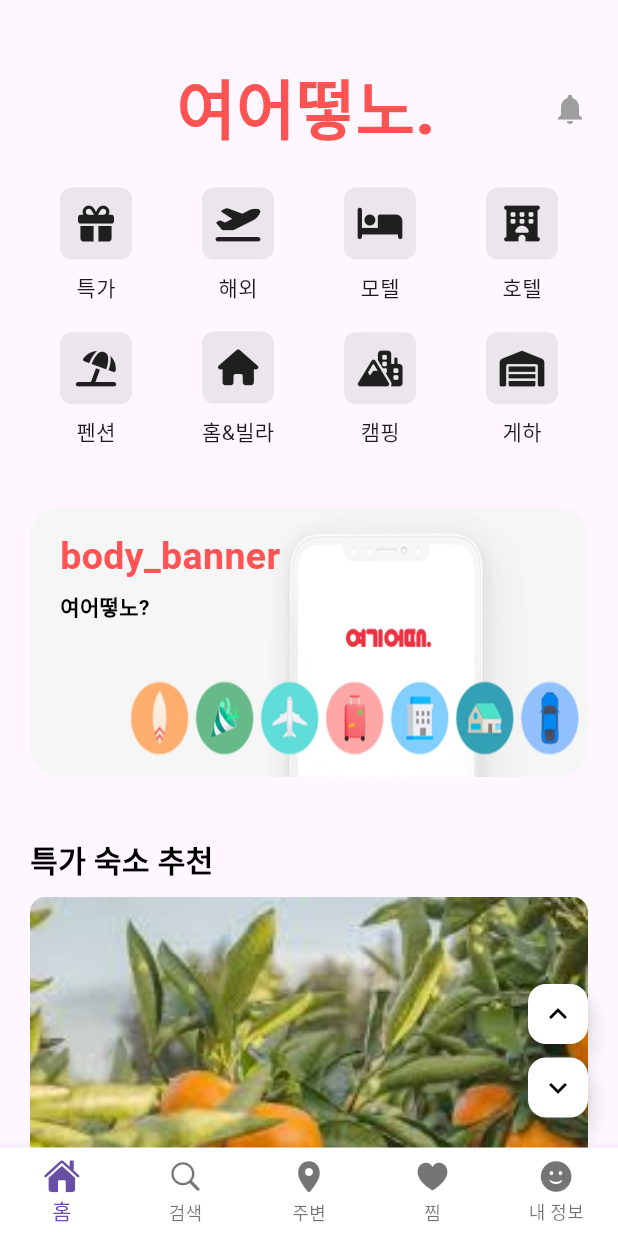
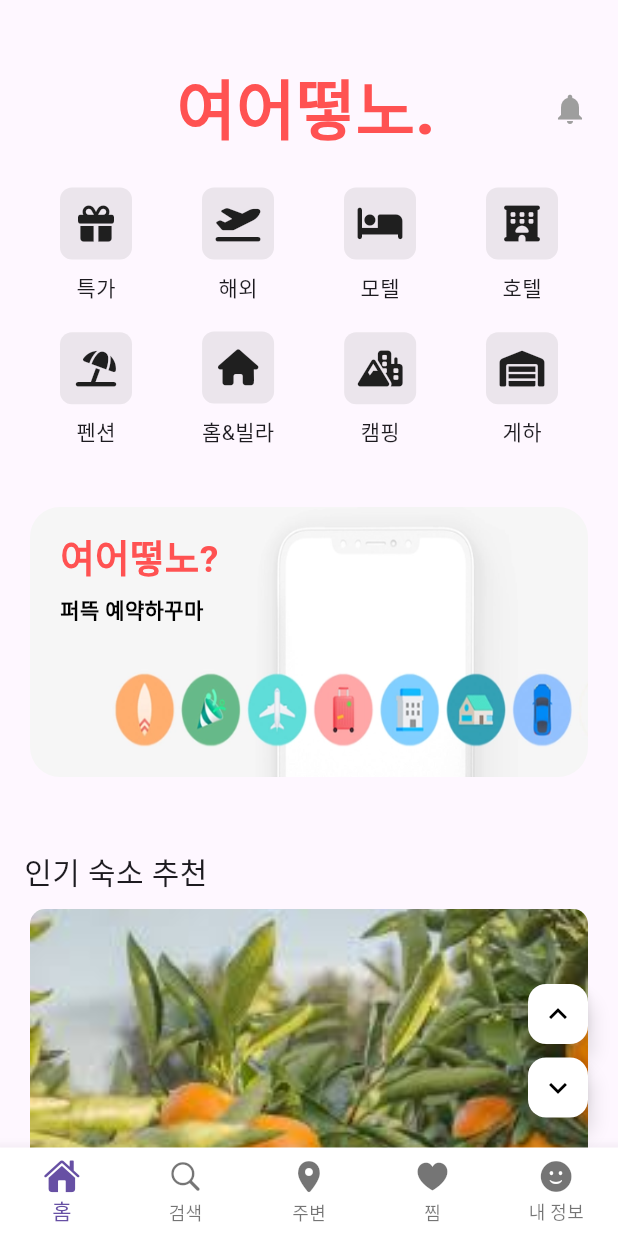
Before and after one commit to vosw1/yeogi_app, a Flutter app: the screen it shows after launch, on a phone screen of 412 x 824 dp. Run offline on Flutter 3.47's test engine with Material 3 defaults, Android fonts, the light colour scheme and no system bars; our stand-ins replace font_awesome_flutter; missing offline and left inert: flutter_naver_map; Roboto replaces fonts that are missing (Jalnan2TTF, Jua-Regular.ttf).

Commit message:
숙소 상세보기, 예약하기, 배너 페이지만 연결

```diff
--- /dev/null
+++ b/lib/book_page/book_page.dart
@@ -0,0 +1,14 @@
+import 'package:flutter/material.dart';
+
+class BookPage extends StatelessWidget {
+  const BookPage({super.key});
+
+  @override
+  Widget build(BuildContext context) {
+    return Scaffold(
+      appBar: AppBar( // 상단 앱바(페이지 제목)
+          title: Text('예약하기')
+      ),
+    );
+  }
+}
--- /dev/null
+++ b/lib/components/data/banner_data.dart
@@ -0,0 +1,12 @@
+// 배너 데이터
+class BannerData {
+  final String imageTitle; // 이미지 제목
+  final String bannerTitle; // 배너 제목
+  final String bannerText;
+
+  BannerData({
+    required this.imageTitle,
+      required this.bannerTitle,
+      required this.bannerText
+  }); // 배너 내용
+}
--- a/lib/components/data/home_item_data.dart
+++ b/lib/components/data/home_item_data.dart
@@ -1,18 +1,41 @@
 // 국내 해외 상품 기본 틀
 class ItemData {
-  final String stayImgTitle;// 숙소 이미지
+  final String stayImgTitle; // 숙소 이미지 제목
+  final String stayName; // 숙소 이름
+  final String stayInfo; // 숙소 특이사항
+  final String roomName; // 방 이름
+  final String roomInfo; // 방 정보
+  final String amenities; // 방 편의시설
+  final String location; // 위치
+  final String checkInDate; // 체크인 날짜
+  final String checkOutDate; // 체크아웃 날짜
+  final String personCount; // 사람수
+  final String price; // 가격
+  final String cancellationAndRefundPolicy; // 취소 및 환불 정책
+  final String notice; // 여어떻노 공지
   final String userImgTitle;// 유저 프로필 이미지
   final double starCount; // 별점
   final String comment; // 리뷰 내용
   final String userName; // 리뷰 작성한 유저네임
-  final String location; // 위치
+
 
   ItemData({
     required this.stayImgTitle,
+    required this.stayName,
+    required this.stayInfo,
+    required this.roomName,
+    required this.roomInfo,
+    required this.amenities,
+    required this.location,
+    required this.checkInDate,
+    required this.checkOutDate,
+    required this.personCount,
+    required this.price,
+    required this.cancellationAndRefundPolicy,
+    required this.notice,
     required this.userImgTitle,
     required this.starCount,
     required this.comment,
     required this.userName,
-    required this.location,
   });
 }
--- a/lib/components/data/set_banner_data.dart
+++ /dev/null
@@ -1,12 +0,0 @@
-// 배너 데이터
-class BannerData {
-  final String imageTitle; // 이미지 제목
-  final String bannerTitle; // 배너 제목
-  final String bannerText; // 배너 내용
-
-  BannerData(
-    this.imageTitle,
-    this.bannerTitle,
-    this.bannerText,
-  );
-}
--- /dev/null
+++ b/lib/home_page/body/home_banner_page.dart
@@ -0,0 +1,17 @@
+import 'package:flutter/material.dart';
+import '../../components/data/banner_data.dart';
+
+class HomeBannerPage extends StatelessWidget {
+  final BannerData bannerData;
+
+  const HomeBannerPage({Key? key, required this.bannerData}) : super(key: key);
+
+  @override
+  Widget build(BuildContext context) {
+    return Scaffold(
+      appBar: AppBar( // 상단 앱바(페이지 제목)
+          title: Text('배너 페이지')
+      ),
+    );
+  }
+}
--- a/lib/home_page/body/home_body.dart
+++ b/lib/home_page/body/home_body.dart
@@ -1,16 +1,14 @@
 import 'package:flutter/material.dart';
-import 'package:yogi_project/home_page/body/home_abroard_item.dart';
-import 'package:yogi_project/components/data/set_banner_data.dart';
-import '../../../size.dart';
-import '../../../style.dart';
-import '../../components/data/home_item_data.dart';
+import 'package:yogi_project/components/data/home_item_data.dart';
+import '../../components/data/banner_data.dart';
+import '../../size.dart';
+import '../../stayListPage/stay_detail_page.dart';
+import 'home_banner_page.dart';
 import 'home_body_banner.dart';
 import 'home_item.dart';
-import 'home_popular_item.dart';
 
-// 홈페이지 바디 부분 - 특가숙소, 인기숙소, 해외숙소
 class HomeBody extends StatelessWidget {
-  const HomeBody({Key? key});
+  const HomeBody({Key? key}) : super(key: key);
 
   @override
   Widget build(BuildContext context) {
@@ -18,57 +16,131 @@ class HomeBody extends StatelessWidget {
     List<ItemData> saleItemsData = [
       ItemData(
         stayImgTitle: "p1.png",
-        starCount: 5,
+        stayName: "제주의 아침",
+        stayInfo: "ㅇ",
+        roomName: "바다뷰",
+        roomInfo: "ㅇ",
+        amenities: "드라이기, 칫솔, 스타일러",
+        location: "제주도",
+        checkInDate: "2024-04-30",
+        checkOutDate: "2024-05-02",
+        personCount: "2",
+        price: "60,000",
+        cancellationAndRefundPolicy: "일주일 이내 환불 가능 및 당일 취소 불가",
+        notice: "여기요는..",
+        starCount: 4,
         comment: "역시 제주도~ 귤 나무들도 너무 예뻤고 산책로도 있어서 너무 좋았어요!!",
         userImgTitle: "p2.png",
         userName: "낭만여행가",
-        location: "제주도",
       ),
       ItemData(
         stayImgTitle: "p1.png",
-        starCount: 5,
+        stayName: "제주의 아침",
+        stayInfo: "ㅇ",
+        roomName: "바다뷰",
+        roomInfo: "ㅇ",
+        amenities: "드라이기, 칫솔, 스타일러",
+        location: "제주도",
+        checkInDate: "2024-04-30",
+        checkOutDate: "2024-05-02",
+        personCount: "2",
+        price: "60,000",
+        cancellationAndRefundPolicy: "일주일 이내 환불 가능 및 당일 취소 불가",
+        notice: "여기요는..",
+        starCount: 4,
         comment: "역시 제주도~ 귤 나무들도 너무 예뻤고 산책로도 있어서 너무 좋았어요!!",
         userImgTitle: "p2.png",
         userName: "낭만여행가",
-        location: "제주도",
       ),
     ];
     // 인기 숙소 리스트
     List<ItemData> popularItemsData = [
       ItemData(
-        stayImgTitle: "p10.png",
-        starCount: 4.5,
-        comment: "경주ㅜㅠ너무 좋아요 산인데 벌레도 없고 친절하시고 너무 좋네요",
-        userImgTitle: "avarta.png",
-        userName: "메타트립",
-        location: "경주",
+        stayImgTitle: "p1.png",
+        stayName: "제주의 아침",
+        stayInfo: "ㅇ",
+        roomName: "바다뷰",
+        roomInfo: "ㅇ",
+        amenities: "드라이기, 칫솔, 스타일러",
+        location: "제주도",
+        checkInDate: "2024-04-30",
+        checkOutDate: "2024-05-02",
+        personCount: "2",
+        price: "60,000",
+        cancellationAndRefundPolicy: "일주일 이내 환불 가능 및 당일 취소 불가",
+        notice: "여기요는..",
+        starCount: 4,
+        comment: "역시 제주도~ 귤 나무들도 너무 예뻤고 산책로도 있어서 너무 좋았어요!!",
+        userImgTitle: "p2.png",
+        userName: "낭만여행가",
       ),
       ItemData(
-        stayImgTitle: "p10.png",
-        starCount: 5,
-        comment: "경주ㅜㅠ너무 좋아요 산인데 벌레도 없고 친절하시고 너무 좋네요",
-        userImgTitle: "avarta.png",
-        userName: "메타트립",
-        location: "경주",
+        stayImgTitle: "p1.png",
+        stayName: "제주의 아침",
+        stayInfo: "ㅇ",
+        roomName: "바다뷰",
+        roomInfo: "ㅇ",
+        amenities: "드라이기, 칫솔, 스타일러",
+        location: "제주도",
+        checkInDate: "2024-04-30",
+        checkOutDate: "2024-05-02",
+        personCount: "2",
+        price: "60,000",
+        cancellationAndRefundPolicy: "일주일 이내 환불 가능 및 당일 취소 불가",
+        notice: "여기요는..",
+        starCount: 4,
+        comment: "역시 제주도~ 귤 나무들도 너무 예뻤고 산책로도 있어서 너무 좋았어요!!",
+        userImgTitle: "p2.png",
+        userName: "낭만여행가",
       ),
     ];
     // 해외 숙소 리스트
     List<ItemData> homeAbroadItemData = [
       ItemData(
-        stayImgTitle: "LosAngeles.png",
-        starCount: 5,
-        comment: "할리우드 처음가봤는데 진짜 안가봤으면 후회해요! 다들 꼭 가보세요",
-        userImgTitle: "avarta.png",
-        userName: "메타트립",
-        location: "미국 LosAngeles",
+        stayImgTitle: "p1.png",
+        stayName: "제주의 아침",
+        stayInfo: "ㅇ",
+        roomName: "바다뷰",
+        roomInfo: "ㅇ",
+        amenities: "드라이기, 칫솔, 스타일러",
+        location: "제주도",
+        checkInDate: "2024-04-30",
+        checkOutDate: "2024-05-02",
+        personCount: "2",
+        price: "60,000",
+        cancellationAndRefundPolicy: "일주일 이내 환불 가능 및 당일 취소 불가",
+        notice: "여기요는..",
+        starCount: 4,
+        comment: "역시 제주도~ 귤 나무들도 너무 예뻤고 산책로도 있어서 너무 좋았어요!!",
+        userImgTitle: "p2.png",
+        userName: "낭만여행가",
       ),
       ItemData(
-        stayImgTitle: "Guam.png",
-        starCount: 5,
-        comment: "괌..역시 신혼여행의 성지...너무 좋아요ㅜㅠ",
-        userImgTitle: "avarta.png",
-        userName: "해외여행중독",
-        location: "괌 Guam",
+        stayImgTitle: "p1.png",
+        stayName: "제주의 아침",
+        stayInfo: "ㅇ",
+        roomName: "바다뷰",
+        roomInfo: "ㅇ",
+        amenities: "드라이기, 칫솔, 스타일러",
+        location: "제주도",
+        checkInDate: "2024-04-30",
+        checkOutDate: "2024-05-02",
+        personCount: "2",
+        price: "60,000",
+        cancellationAndRefundPolicy: "일주일 이내 환불 가능 및 당일 취소 불가",
+        notice: "여기요는..",
+        starCount: 4,
+        comment: "역시 제주도~ 귤 나무들도 너무 예뻤고 산책로도 있어서 너무 좋았어요!!",
+        userImgTitle: "p2.png",
+        userName: "낭만여행가",
+      ),
+    ];
+
+    List<BannerData> bannerData = [
+      BannerData(
+        imageTitle: "banner.png", // 이미지 제목
+        bannerTitle: "여어떻노?", // 배너 제목
+        bannerText: "퍼뜩 예약하꾸마", // 배너 내용
       ),
     ];
 
@@ -82,99 +154,90 @@ class HomeBody extends StatelessWidget {
               height: 240, // 배너의 높이 조정
               child: PageView(
                 children: [
-                  GestureDetector(
-                    onTap: () {// 클릭 시 이동할 URL
-                      String url = "https://example.com";
-                      // URL로 이동
-                      // Navigator.push(context, MaterialPageRoute(builder: (context) => WebViewPage(url: url)));
-                    },
-                    // 배너 기본 틀
-                    child: HomeBodyBanner(
-                      BannerData(
-                        "body_banner.jpg", // 이미지 경로
-                        "body_banner", // 이미지 제목
-                        "여어떻노?", // 배너 제목
-                      ),
+                  for (var bannerData in bannerData)
+                    GestureDetector(
+                      onTap: () {
+                        Navigator.push(
+                          context,
+                          MaterialPageRoute(
+                            builder: (context) =>
+                                HomeBannerPage(bannerData: bannerData),
+                          ),
+                        );
+                      },
+                      child: HomeBodyBanner(
+                          bannerData), // bannerData를 직접 전달합니다.
                     ),
-                  ),
-                  GestureDetector(
-                    onTap: () {
-                      // 클릭 시 이동할 URL
-                      String url = "https://example.com";
-                      // URL로 이동
-                      // Navigator.push(context, MaterialPageRoute(builder: (context) => WebViewPage(url: url)));
-                    },
-                    // 배너 기본틀
-                    child: HomeBodyBanner(
-                      BannerData(
-                        "assets/images/body_banner.jpg", // 이미지 경로
-                        "body_banner", // 이미지 제목
-                        "여어떻노?", // 배너 제목
-                      ),
-                    ),
-                  ),
                 ],
               ),
             ),
-            SizedBox(// 특가 숙소 추천 타이틀
+            SizedBox(height: 8),
+            SizedBox(
               child: Row(
                 mainAxisAlignment: MainAxisAlignment.start,
                 children: [
-                  SizedBox(width: gap_m),
-                  Text("특가 숙소 추천", style: h5()),
+                  SizedBox(width: 16),
+                  Text("인기 숙소 추천", style: TextStyle(fontSize: 20)),
                 ],
               ),
             ),
-            SizedBox(// 특가 숙소 리스트 페이지뷰
-              height: 400,
-              child: PageView(
-                children: [
-                  for (var itemData in saleItemsData)
-                    HomeItem(itemData: itemData),
-                ],
-              ),
-            ),
-            SizedBox(height: gap_xs),
-            SizedBox( // 인기 숙소 추천 타이틀
-              child: Row(
-                mainAxisAlignment: MainAxisAlignment.start,
-                children: [
-                  SizedBox(width: gap_m),
-                  Text("인기 숙소 추천", style: h5()),
-                ],
-              ),
-            ),
-            SizedBox( // 인기 숙소 리스트 페이지뷰
+            // 인기 숙소 리스트 페이지뷰
+            SizedBox(
               height: 400,
               child: PageView(
                 children: [
                   for (var itemData in popularItemsData)
-                    HomePopularItem(popularItemsData: itemData),
+                    GestureDetector(
+                      onTap: () {
+                        Navigator.push(
+                          context,
+                          MaterialPageRoute(
+                            builder: (context) =>
+                                StayDetailPage(itemData: itemData),
+                          ),
+                        );
+                      },
+                      child: HomeItem(itemData: itemData),
+                    ),
                 ],
               ),
             ),
-            SizedBox(height: gap_xs),
-            SizedBox( // 인기 해외 추천 타이틀
+            SizedBox(height: 8),
+            SizedBox(
               child: Row(
                 mainAxisAlignment: MainAxisAlignment.start,
                 children: [
-                  SizedBox(width: gap_m),
-                  Text("인기 해외 추천", style: h5()),
+                  SizedBox(width: 16),
+                  Text("인기 해외 추천", style: TextStyle(fontSize: 20)),
                 ],
               ),
             ),
-            SizedBox( // 인기 해외 추천 페이지뷰
+            // 인기 해외 숙소 리스트 페이지뷰
+            SizedBox(
               height: 400,
               child: PageView(
                 children: [
                   for (var itemData in homeAbroadItemData)
-                    HomeAbroadItem(homeAbroadItemData: itemData),
+                    GestureDetector(
+                      onTap: () {
+                        Navigator.push(
+                          context,
+                          MaterialPageRoute(
+                            builder: (context) =>
+                                StayDetailPage(itemData: itemData),
+                          ),
+                        );
+                      },
+                      child: HomeItem(itemData: itemData),
+                    ),
                 ],
               ),
             ),
           ],
-        ),
-      ),
+        )
+        ,
+      )
+      ,
     );
   }
 }
--- a/lib/home_page/body/home_body_banner.dart
+++ b/lib/home_page/body/home_body_banner.dart
@@ -1,5 +1,5 @@
 import 'package:flutter/material.dart';
-import 'package:yogi_project/components/data/set_banner_data.dart';
+import 'package:yogi_project/components/data/banner_data.dart';
 import '../../../size.dart';
 import '../../../style.dart';
 
--- a/lib/stayListPage/stay_detail_page.dart
+++ b/lib/stayListPage/stay_detail_page.dart
@@ -1,5 +1,10 @@
+import 'package:flutter/cupertino.dart';
 import 'package:flutter/material.dart';
 import 'package:yogi_project/components/data/home_item_data.dart';
+import 'package:yogi_project/size.dart';
+import 'package:yogi_project/style.dart';
+
+import '../book_page/book_page.dart';
 
 class StayDetailPage extends StatelessWidget {
   final ItemData itemData;
@@ -12,17 +17,42 @@ class StayDetailPage extends StatelessWidget {
       appBar: AppBar(
         title: Text('상세 페이지'),
       ),
-      body: Center(
+      body: Padding(
+        padding: EdgeInsets.all(gap_m),
         child: Column(
-          mainAxisAlignment: MainAxisAlignment.center,
+        crossAxisAlignment: CrossAxisAlignment.start,
           children: [
-            Text('상세 정보'),
-            Text('숙소 이미지: ${itemData.stayImgTitle}'),
-            Text('별점: ${itemData.starCount}'),
-            Text('코멘트: ${itemData.comment}'),
-            Text('사용자 이미지: ${itemData.userImgTitle}'),
-            Text('사용자 이름: ${itemData.userName}'),
-            Text('위치: ${itemData.location}'),
+            Text('${itemData.stayName}', style: h5()), // 숙소명
+            SizedBox(
+              width:600,
+              height:200,
+                child: Image.asset('assets/images/${itemData.stayImgTitle}')), // 숙소 이미지
+            SizedBox(height: gap_m),
+
+            Text('${itemData.location}', style: subtitle1()), // 위치
+            Text('${itemData.roomName}', style: subtitle1()), // 방이름
+            Text('${itemData.stayInfo}', style: subtitle1()), // 특이사항
+            Text('${itemData.personCount}', style: subtitle1()), // 인원수
+            Text('${itemData.price}', style: subtitle1()), // 금액
+            Text('${itemData.checkInDate}', style: subtitle1()), // 체크인 시간
+            Text('${itemData.checkOutDate}', style: subtitle1()), // 체크아웃 시간
+            Text('${itemData.roomInfo}', style: subtitle1()), // 추가정보
+            Text('${itemData.amenities}', style: subtitle1()), // 편의시설
+            Text('${itemData.cancellationAndRefundPolicy
+                }', style: subtitle1()), // 취소 및 환불 정책
+            Text('${itemData.notice}', style: subtitle1()), // 여어떻노 공지
+            Text('${itemData.price}', style: subtitle1()), // 금액
+            ElevatedButton( // 예약하기 버튼
+              onPressed: () {
+                Navigator.push(
+                  context,
+                  MaterialPageRoute(
+                    builder: (context) => BookPage(),
+                  ),
+                );
+              },
+              child: Text('예약하기'),
+            ),
           ],
         ),
       ),
```
Also changed, not shown: assets/images/banner.png (added).
